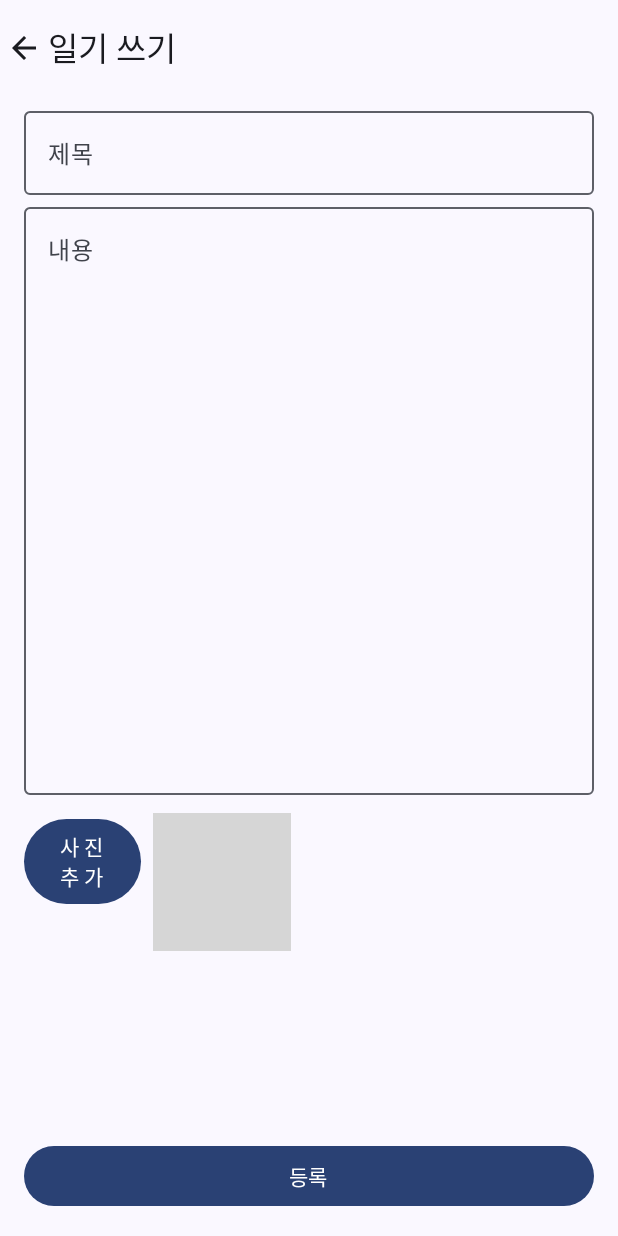
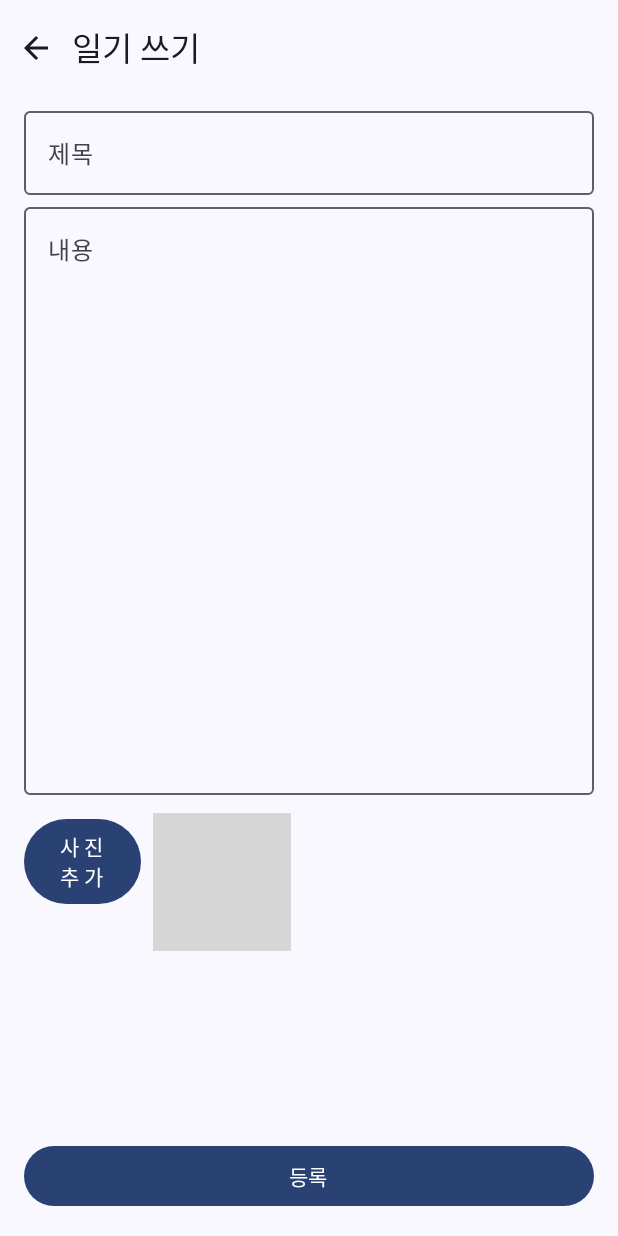
Before and after one commit to spicypunch/DiaryByCompose, an Android app built with Jetpack Compose: the composable AddScreen shown on its own in the app's theme, on a phone screen of 412 x 824 dp. Run offline under Robolectric (Android 15) with nearby library versions, the phone set to English and light mode, and no system bars; libraries missing offline, so code that uses them is left out: gun0912.tedimagepicker.builder; 2 statements that could not run were skipped; grey boxes are pictures that could not be loaded.

Commit message:
AppBar 수정

```diff
--- a/app/src/main/java/com/jm/diarybycompose/MainActivity.kt
+++ b/app/src/main/java/com/jm/diarybycompose/MainActivity.kt
@@ -43,7 +43,7 @@ import androidx.navigation.navArgument
 import com.jm.diarybycompose.compose.AddScreen
 import com.jm.diarybycompose.compose.CalendarScreen
 import com.jm.diarybycompose.compose.DetailScreen
-import com.jm.diarybycompose.compose.MainScreen
+import com.jm.diarybycompose.compose.HomeScreen
 import com.jm.diarybycompose.compose.UpdateScreen
 import com.jm.diarybycompose.compose.theme.DiaryByComposeTheme
 import dagger.hilt.android.AndroidEntryPoint
@@ -158,7 +158,7 @@ fun App() {
         Box(modifier = Modifier.padding(it)) {
             NavHost(navController = navController, startDestination = BottomNavItem.Home.route) {
                 composable(route = BottomNavItem.Home.route) {
-                    MainScreen(navController, allItem, viewModel)
+                    HomeScreen(navController, allItem, viewModel)
                 }
                 composable(route = BottomNavItem.Add.route) {
                     AddScreen(navController) { title, content, uri ->
--- a/app/src/main/java/com/jm/diarybycompose/compose/AddItemScreen.kt
+++ b/app/src/main/java/com/jm/diarybycompose/compose/AddItemScreen.kt
@@ -73,12 +73,14 @@ fun AddScreen(
     Scaffold(
         topBar = {
             TopAppBar(
-                title = { Text(text = "일기 쓰기") },
+                title = { Text(text = "일기 쓰기", modifier = Modifier.padding(start = 8.dp)) },
                 navigationIcon = {
                     Icon(
                         imageVector = Icons.Default.ArrowBack,
                         contentDescription = "home",
-                        modifier = Modifier.clickable { navController.popBackStack() })
+                        modifier = Modifier
+                            .padding(start = 8.dp)
+                            .clickable { navController.popBackStack() })
                 }
             )
         },
```
Also changed, not shown: app/src/main/java/com/jm/diarybycompose/compose/HomeScreen.kt (+11 -3 lines), app/src/main/res/drawable/round_menu_book_24.xml (added, +8 -0 lines).
